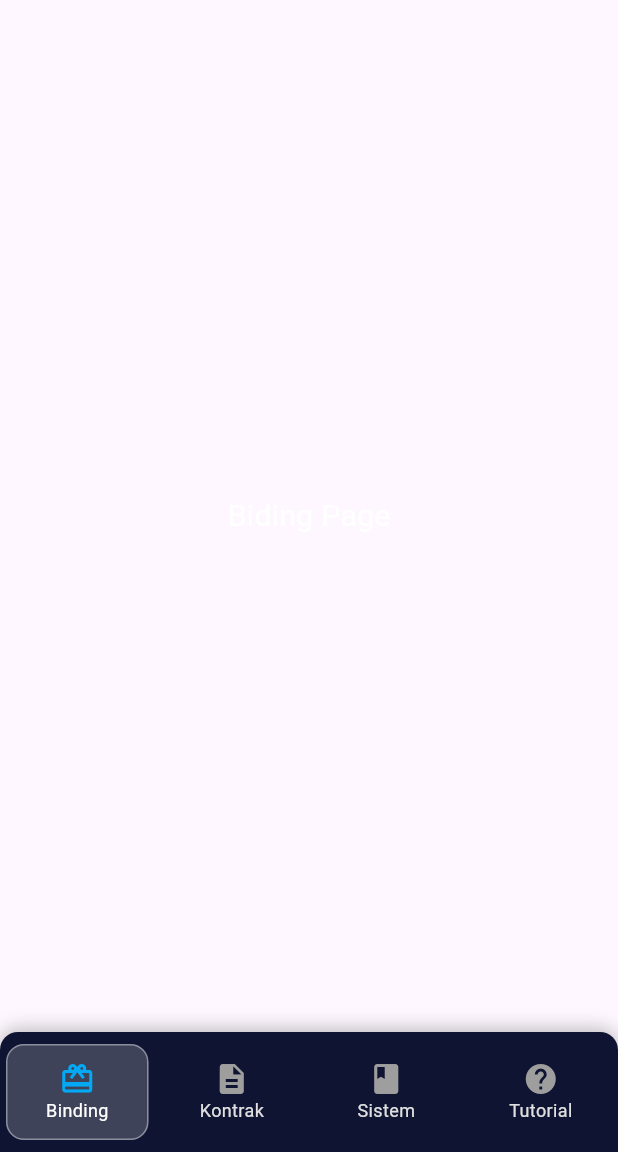
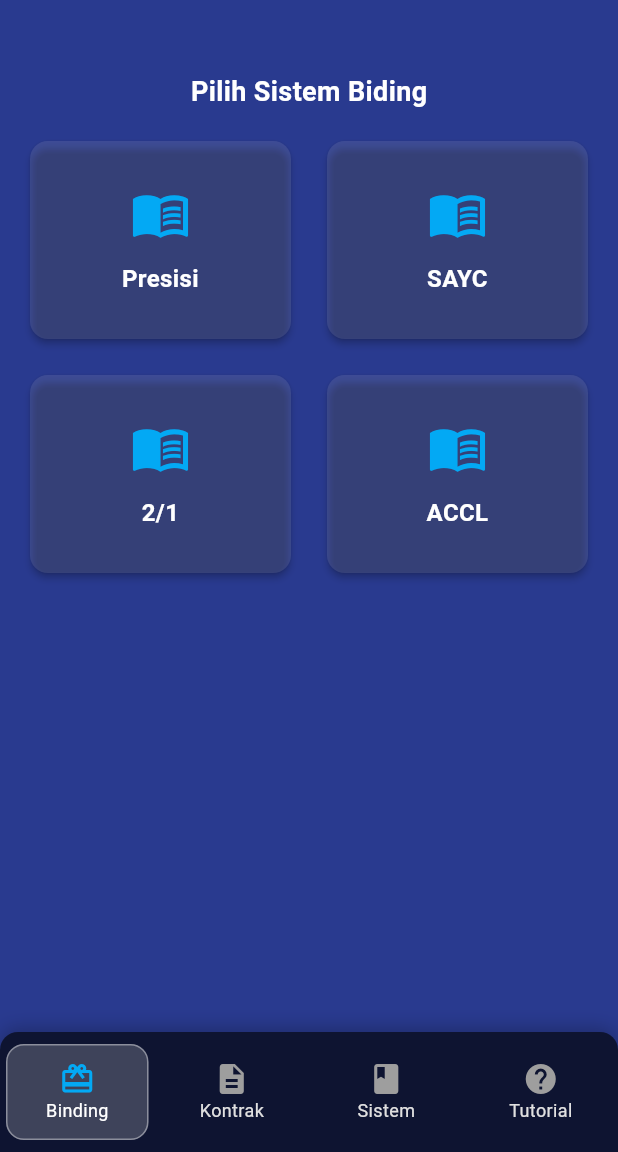
Before and after one commit to alanprayogo/bs_project, a Flutter app: the screen it shows after launch, on a phone screen of 412 x 824 dp, the part 84-1236 px from its top. Run offline on Flutter 3.47's test engine with Material 3 defaults, Android fonts, the phone set to English and light mode, and no system bars.

Commit message:
create biding page

```diff
--- a/lib/main.dart
+++ b/lib/main.dart
@@ -4,6 +4,8 @@ import 'pages/biding_page.dart';
 import 'pages/kontrak_page.dart';
 import 'pages/sistem_page.dart';
 import 'pages/tutorial_page.dart';
+import 'pages/presisi_bid.dart';
+import 'pages/sayc_bid.dart';
 
 void main() {
   runApp(const MyApp());
@@ -16,8 +18,15 @@ class MyApp extends StatelessWidget {
   Widget build(BuildContext context) {
     return MaterialApp(
       title: 'Bid Snapper',
-      theme: ThemeData(primarySwatch: Colors.blue),
+      theme: ThemeData.dark().copyWith(
+        primaryColor: const Color(0xFF0E1431),
+        scaffoldBackgroundColor: const Color(0xFF293A8F),
+      ),
       home: const HomePage(),
+      routes: {
+        '/presisi': (context) => const PresisiBidPage(),
+        '/sayc': (context) => const SaycBidPage(),
+      },
     );
   }
 }
--- a/lib/pages/biding_page.dart
+++ b/lib/pages/biding_page.dart
@@ -2,12 +2,91 @@
 import 'package:flutter/material.dart';
 
 class BidingPage extends StatelessWidget {
-  const BidingPage({Key? key}) : super(key: key);
+  const BidingPage({super.key});
 
   @override
   Widget build(BuildContext context) {
-    return Center(
-      child: Text('Biding Page', style: TextStyle(color: Colors.white, fontSize: 20)),
+    return Scaffold(
+      backgroundColor: Colors.transparent,
+      body: Padding(
+        padding: const EdgeInsets.fromLTRB(16, 48, 16, 16), // Tambahkan top margin
+        child: Column(
+          children: [
+            const Align(
+              alignment: Alignment.center,
+              child: Text(
+                'Pilih Sistem Biding',
+                style: TextStyle(
+                  fontSize: 18,
+                  fontWeight: FontWeight.bold,
+                  color: Colors.white,
+                ),
+              ),
+            ),
+            const SizedBox(height: 16),
+
+            // Grid dengan 4 Card
+            Expanded(
+              child: GridView.count(
+                crossAxisCount: 2, // 2 kolom
+                mainAxisSpacing: 16,
+                crossAxisSpacing: 16,
+                childAspectRatio: 1.3, // Lebih tinggi sedikit
+                children: [
+                  _buildCard(context, 'Presisi', Icons.menu_book, isComingSoon: false, route: '/presisi'),
+                  _buildCard(context, 'SAYC', Icons.menu_book, isComingSoon: false, route: '/sayc'),
+                  _buildCard(context, '2/1', Icons.menu_book, isComingSoon: true, route: ''),
+                  _buildCard(context, 'ACCL', Icons.menu_book, isComingSoon: true, route: ''),
+                ],
+              ),
+            ),
+          ],
+        ),
+      ),
+    );
+  }
+
+  // Fungsi untuk membuat satu card
+  Widget _buildCard(
+      BuildContext context, String title, IconData icon, {required bool isComingSoon, String? route}) {
+    return Card(
+      color: Colors.white.withOpacity(0.1),
+      shape: RoundedRectangleBorder(
+        borderRadius: BorderRadius.circular(12),
+      ),
+      elevation: 2,
+      child: InkWell(
+        borderRadius: BorderRadius.circular(12),
+        onTap: () {
+          if (isComingSoon) {
+            ScaffoldMessenger.of(context).showSnackBar(
+              const SnackBar(content: Text('Fitur ini belum tersedia (Coming Soon)')),
+            );
+          } else {
+            Navigator.pushNamed(context, route!);
+          }
+        },
+        child: Padding(
+          padding: const EdgeInsets.all(16.0),
+          child: Column(
+            mainAxisAlignment: MainAxisAlignment.center,
+            crossAxisAlignment: CrossAxisAlignment.center,
+            children: [
+              Icon(icon, size: 40, color: Colors.lightBlue),
+              const SizedBox(height: 12),
+              Text(
+                title,
+                textAlign: TextAlign.center,
+                style: const TextStyle(
+                  fontSize: 16,
+                  fontWeight: FontWeight.bold,
+                  color: Colors.white,
+                ),
+              ),
+            ],
+          ),
+        ),
+      ),
     );
   }
 }
--- a/lib/pages/kontrak_page.dart
+++ b/lib/pages/kontrak_page.dart
@@ -7,7 +7,7 @@ class KontrakPage extends StatelessWidget {
   @override
   Widget build(BuildContext context) {
     return Center(
-      child: Text('Kontrak Page', style: TextStyle(color: Colors.white, fontSize: 20)),
+      child: Text('Kontrak Page', style: TextStyle(color: Colors.black, fontSize: 20)),
     );
   }
 }
--- /dev/null
+++ b/lib/pages/presisi_bid.dart
@@ -0,0 +1,14 @@
+import 'package:flutter/material.dart';
+
+class PresisiBidPage extends StatelessWidget {
+  static const routeName = '/presisi';
+  const PresisiBidPage({super.key});
+
+  @override
+  Widget build(BuildContext context) {
+    return Scaffold(
+      appBar: AppBar(title: const Text('Presisi Bid')),
+      body: const Center(child: Text('Halaman Presisi')),
+    );
+  }
+}
--- /dev/null
+++ b/lib/pages/sayc_bid.dart
@@ -0,0 +1,14 @@
+import 'package:flutter/material.dart';
+
+class SaycBidPage extends StatelessWidget {
+  static const routeName = '/sayc';
+  const SaycBidPage({super.key});
+
+  @override
+  Widget build(BuildContext context) {
+    return Scaffold(
+      appBar: AppBar(title: const Text('SAYC Bid')),
+      body: const Center(child: Text('Halaman SAYC')),
+    );
+  }
+}
--- a/lib/pages/sistem_page.dart
+++ b/lib/pages/sistem_page.dart
@@ -7,7 +7,7 @@ class SistemPage extends StatelessWidget {
   @override
   Widget build(BuildContext context) {
     return Center(
-      child: Text('Sistem Page', style: TextStyle(color: Colors.white, fontSize: 20)),
+      child: Text('Sistem Page', style: TextStyle(color: Colors.black, fontSize: 20)),
     );
   }
 }
--- a/lib/pages/tutorial_page.dart
+++ b/lib/pages/tutorial_page.dart
@@ -7,7 +7,7 @@ class TutorialPage extends StatelessWidget {
   @override
   Widget build(BuildContext context) {
     return Center(
-      child: Text('Tutorial Page', style: TextStyle(color: Colors.white, fontSize: 20)),
+      child: Text('Tutorial Page', style: TextStyle(color: Colors.black, fontSize: 20)),
     );
   }
 }
```
